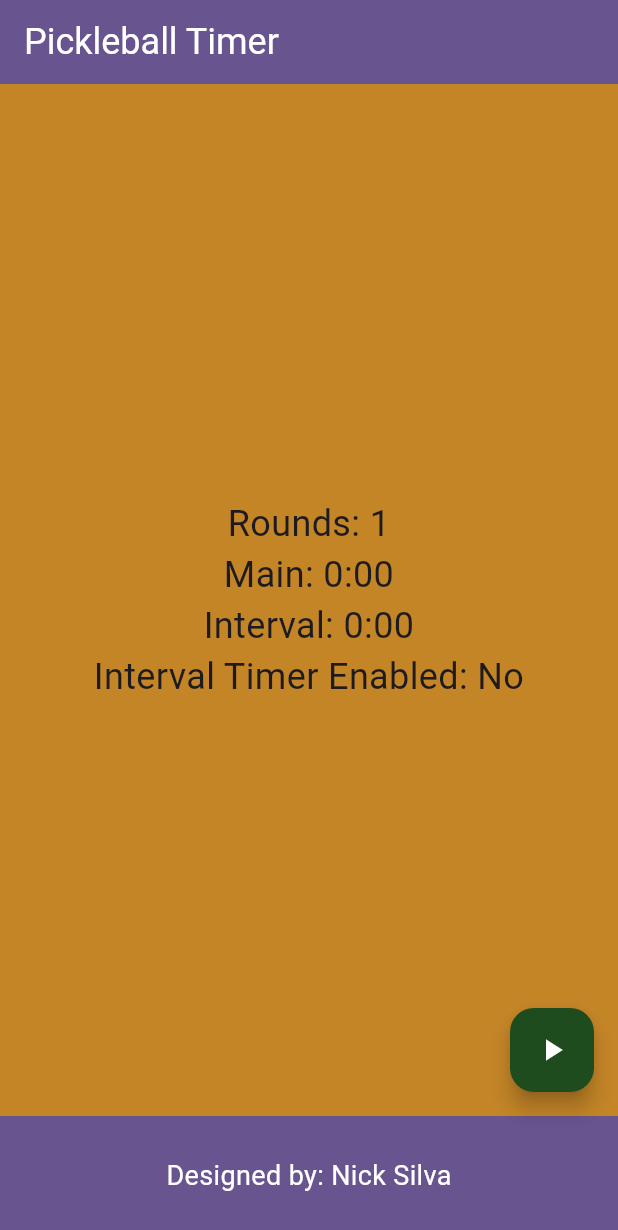
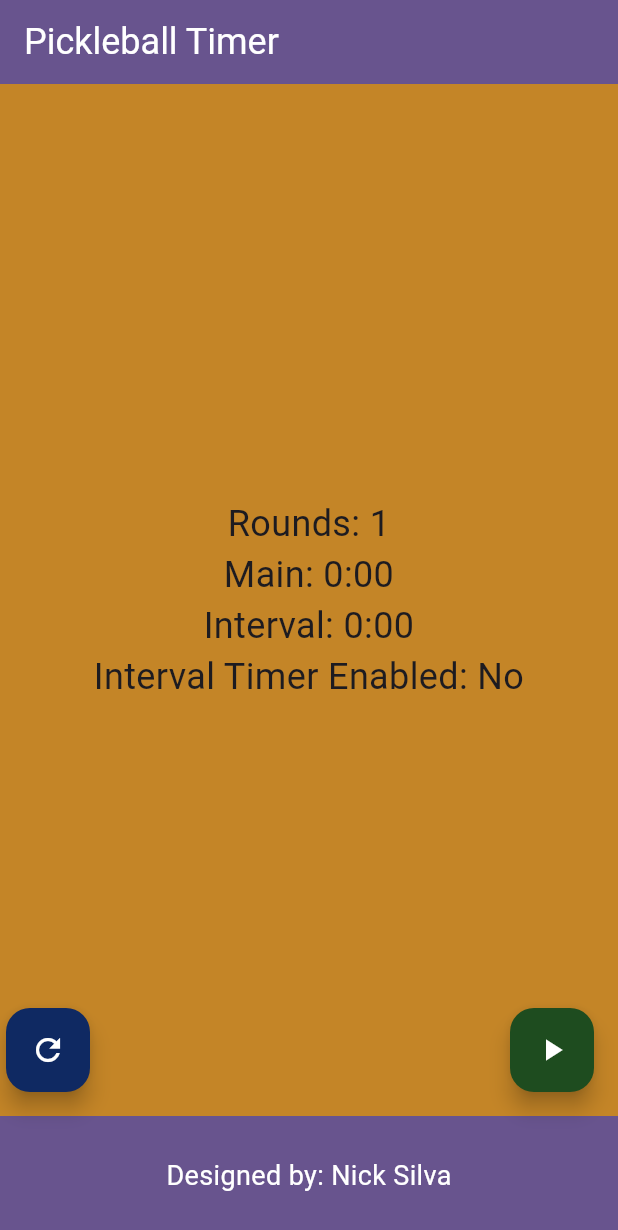
Before and after one commit to silvadollar/interval-timer, a Flutter app: the screen it shows after launch, after a tap on the "save" icon, on a phone screen of 412 x 824 dp. Shown: the top 1230 px of the screen. Run offline on Flutter 3.47's test engine with Material 3 defaults, Android fonts, the phone set to English and light mode, and no system bars; missing offline and left inert: dart:html.

Commit message:
Minor updates

```diff
--- a/lib/main.dart
+++ b/lib/main.dart
@@ -111,7 +111,11 @@ class _MyHomePageState extends State<MyHomePage> {
                   });
                 },
               ),
-      floatingActionButton: currentPhase == TimerPhase.ready ||
+        floatingActionButton: Stack(
+          children: <Widget>[
+            Align(
+              alignment: Alignment.bottomRight,
+              child: currentPhase == TimerPhase.ready ||
                       currentPhase == TimerPhase.timerRunning ||
                       currentPhase == TimerPhase.intervalTimerRunning ||
                       currentPhase == TimerPhase.finished
@@ -132,24 +136,47 @@ class _MyHomePageState extends State<MyHomePage> {
                         _ => 'Start Timer',
                       },
                       backgroundColor: switch (currentPhase) {
-                TimerPhase.ready => const Color.fromARGB(255, 30, 76, 31),
+                        TimerPhase.ready =>
+                          const Color.fromARGB(255, 30, 76, 31),
                         TimerPhase.timerRunning =>
                           const Color.fromARGB(255, 55, 54, 53),
                         TimerPhase.intervalTimerRunning =>
                           const Color.fromARGB(255, 55, 54, 53),
-                TimerPhase.finished => const Color.fromARGB(255, 15, 41, 98),
+                        TimerPhase.finished =>
+                          const Color.fromARGB(255, 15, 41, 98),
                         _ => const Color.fromARGB(255, 30, 76, 31),
                       },
                       foregroundColor: Colors.white,
                       child: switch (currentPhase) {
                         TimerPhase.ready => const Icon(Icons.play_arrow),
                         TimerPhase.timerRunning => const Icon(Icons.stop),
-                TimerPhase.intervalTimerRunning => const Icon(Icons.stop),
+                        TimerPhase.intervalTimerRunning =>
+                          const Icon(Icons.stop),
                         TimerPhase.finished => const Icon(Icons.refresh),
                         _ => const Icon(Icons.play_arrow),
                       },
                     )
                   : null,
-    );
+            ),
+            Container(
+              padding: const EdgeInsets.only(left: 20),
+              child: Align(
+                alignment: Alignment.bottomLeft,
+                child: currentPhase == TimerPhase.ready
+                    ? FloatingActionButton(
+                        onPressed: () {
+                          html.window.location.reload();
+                          return;
+                        },
+                        tooltip: 'Reset Timer',
+                        backgroundColor: const Color.fromARGB(255, 15, 41, 98),
+                        foregroundColor: Colors.white,
+                        child: const Icon(Icons.refresh),
+                      )
+                    : null,
+              ),
+            ),
+          ],
+        ));
   }
 }
```
Also changed, not shown: 1 other file. Lines whose indentation alone changed are shown as unchanged.
